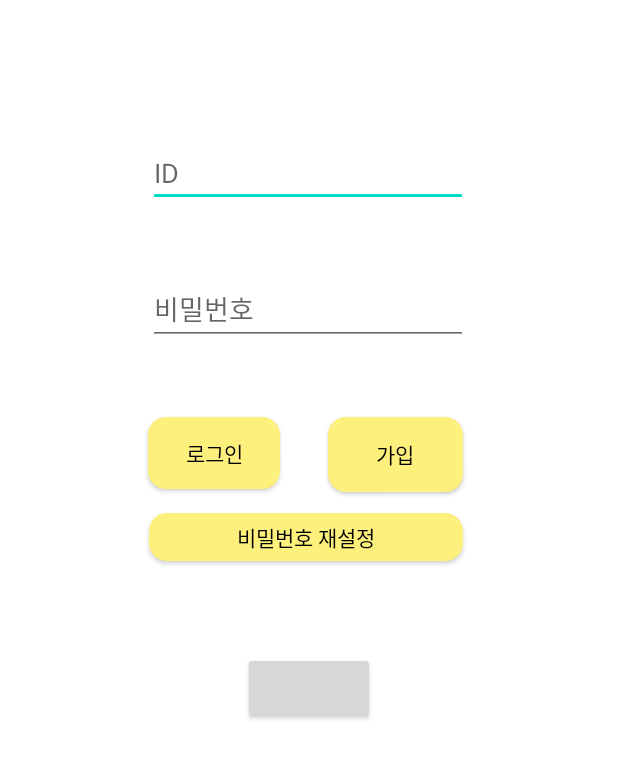
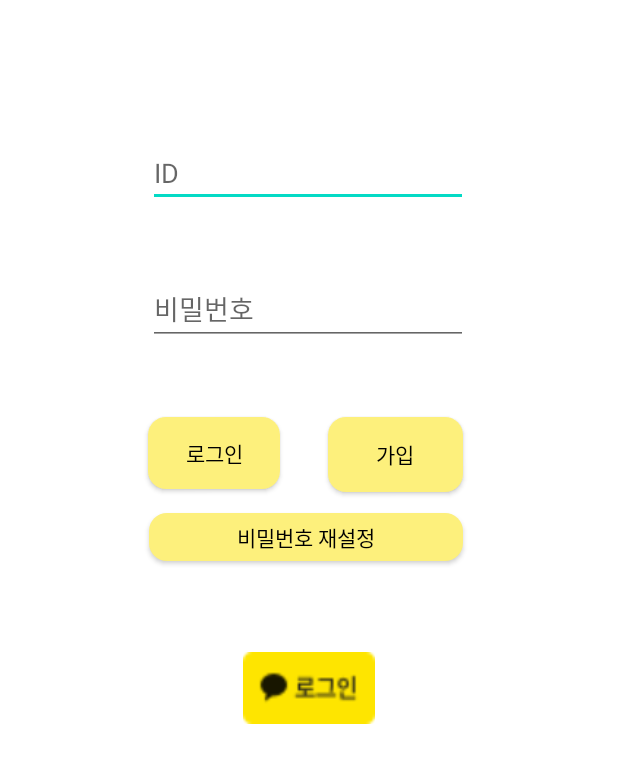
Before and after one commit to MinukLee1/Navi, an Android app: the LoginActivity screen opened directly, with no data from a screen before it, on a phone screen of 412 x 824 dp, the part 223-1006 px from its top. Run offline under Robolectric (Android 15) with nearby library versions, the phone set to English and light mode, and no system bars; our stand-ins replace Firebase (no records; nobody signed in at launch, a user with empty details on screens opened directly); libraries missing offline, so code that uses them is left out: com.kakao.auth, com.kakao.network, com.kakao.usermgmt, com.kakao.util; plain views replace LoginButton; 1 statement that could not run was skipped.

Commit message:
UI Update

```diff
--- a/app/src/main/java/com/tennessee/project_navi/MainFragment.java
+++ b/app/src/main/java/com/tennessee/project_navi/MainFragment.java
@@ -204,7 +204,7 @@ public class MainFragment extends Fragment implements MapView.MapViewEventListen
         //로그인 되어있을시 ,
         if (user != null) {
             Intent intent = new Intent(getActivity(), WritePostActivity.class);
-            intent.putExtra("my_data", place);
+           // intent.putExtra("my_data", place);
             startActivity(intent);
 
         }
--- a/app/src/main/res/layout/activity_write_post.xml
+++ b/app/src/main/res/layout/activity_write_post.xml
@@ -98,7 +98,7 @@
                     android:background = "@drawable/icondesign"
                     android:text="이미지"
                     android:textColor="#000000"
-                    app:backgroundTint="#FDF07C"
+                    app:backgroundTint="@color/com_kakao_cancel_button_background"
                     app:iconTint="#FDF07C" />
 
                 <Button
@@ -111,7 +111,7 @@
                     android:background="@drawable/icondesign"
                     android:text="비디오"
                     android:textColor="#000000"
-                    app:backgroundTint="#FDF07C"
+                    app:backgroundTint="@color/com_kakao_cancel_button_background"
                     app:iconTint="#FDF07C"/>
 
             </LinearLayout>
@@ -124,7 +124,7 @@
                 android:background="@drawable/icondesign"
                 android:text="확인"
                 android:textColor="#000000"
-                app:backgroundTint="#FDF07C"
+                app:backgroundTint="@color/com_kakao_cancel_button_background"
                 app:iconTint="#FDF07C" />
         </LinearLayout>
 
--- a/app/src/main/res/layout/feed_fragment.xml
+++ b/app/src/main/res/layout/feed_fragment.xml
@@ -26,7 +26,7 @@
         android:layout_marginBottom="19dp"
         android:clickable="true"
         android:src="@drawable/ic_add_black_24dp"
-        app:backgroundTint="@color/bg_login_button"
+        app:backgroundTint="@color/com_kakao_cancel_button_background"
         app:layout_constraintBottom_toBottomOf="parent"
         app:layout_constraintEnd_toEndOf="parent" />
 
@@ -40,7 +40,7 @@
         android:layout_marginBottom="17dp"
         android:text="피드"
         android:textColor="#000000"
-        app:backgroundTint="@color/bg_login_button"
+        app:backgroundTint="@color/com_kakao_cancel_button_background"
         app:cornerRadius="20sp" />
 
 </RelativeLayout>
--- a/app/src/main/res/layout/login_page.xml
+++ b/app/src/main/res/layout/login_page.xml
@@ -35,7 +35,7 @@
         android:background="@drawable/icondesign"
         android:text="로그인"
         android:textColor="#000000"
-        app:backgroundTint="#FDF07C"
+        app:backgroundTint="@color/com_kakao_cancel_button_background"
         app:layout_constraintStart_toStartOf="@+id/phoneNumber"
         app:layout_constraintTop_toBottomOf="@+id/phoneNumber" />
 
@@ -48,7 +48,7 @@
         android:background="@drawable/icondesign"
         android:text="비밀번호 재설정"
         android:textColor="#000000"
-        app:backgroundTint="#FDF07C"
+        app:backgroundTint="@color/com_kakao_cancel_button_background"
         app:layout_constraintEnd_toEndOf="@+id/btnJoin"
         app:layout_constraintStart_toStartOf="@+id/btnLogin"
         app:layout_constraintTop_toBottomOf="@+id/phoneNumber" />
@@ -88,9 +88,11 @@
         android:background="@drawable/icondesign"
         android:text="가입"
         android:textColor="#000000"
-        app:backgroundTint="#FDF07C"
+        app:backgroundTint="@color/com_kakao_cancel_button_background"
         app:layout_constraintStart_toEndOf="@+id/btnLogin"
         app:layout_constraintTop_toTopOf="@+id/btnLogin" />
+
+
 
     <com.kakao.usermgmt.LoginButton
         android:id="@+id/btnKakao"
@@ -98,6 +100,7 @@
         android:layout_height="wrap_content"
         android:layout_marginTop="48dp"
         android:layout_marginBottom="177dp"
+        android:background="@drawable/kakao_login_small"
         app:layout_constraintBottom_toBottomOf="parent"
         app:layout_constraintEnd_toEndOf="parent"
         app:layout_constraintStart_toStartOf="parent"
--- a/app/src/main/res/layout/mypage_fragment.xml
+++ b/app/src/main/res/layout/mypage_fragment.xml
@@ -100,7 +100,7 @@
                 android:layout_marginTop="50dp"
                 android:background="@drawable/icondesign"
                 android:textColor="#000000"
-                app:backgroundTint="#FDF07C"
+                app:backgroundTint="@color/com_kakao_cancel_button_background"
                 android:text="로그인" />
 
         </LinearLayout>
--- a/app/src/main/res/layout/userinit_page.xml
+++ b/app/src/main/res/layout/userinit_page.xml
@@ -107,9 +107,9 @@
                     android:layout_height="32dp"
                     android:layout_marginTop="20dp"
                     android:background="@drawable/icondesign"
+                    android:text="확인"
                     android:textColor="#000000"
-                    android:text="확인"
-                    app:backgroundTint="#FDF07C"
+                    app:backgroundTint="@color/com_kakao_cancel_button_background"
                     app:layout_constraintEnd_toEndOf="parent"
                     app:layout_constraintStart_toStartOf="parent"
                     app:layout_constraintTop_toBottomOf="@+id/phoneNumber" />
--- a/app/src/main/res/layout/view_toolbar.xml
+++ b/app/src/main/res/layout/view_toolbar.xml
@@ -4,8 +4,8 @@
     android:id="@+id/toolbar"
     android:layout_width="match_parent"
     android:layout_height="?attr/actionBarSize"
-    android:background="?attr/colorPrimary"
+    android:background="@color/ic_navi_background"
     android:elevation="4dp"
     android:theme="@style/AppTheme"
     app:popupTheme="@style/ThemeOverlay.AppCompat.Light"
-    app:titleTextColor="#FFFFFF" />
+    app:titleTextColor="#000000" />
--- a/app/src/main/res/values/ic_navi_background.xml
+++ b/app/src/main/res/values/ic_navi_background.xml
@@ -1,4 +1,4 @@
 <?xml version="1.0" encoding="utf-8"?>
 <resources>
-    <color name="ic_navi_background">#DCB51C</color>
+    <color name="ic_navi_background">#ffffff</color>
 </resources>
```
Also changed, not shown: app/src/main/res/layout/join_page.xml (+4 -4 lines), app/src/main/res/layout/main_page.xml (+5 -3 lines), app/src/main/res/layout/passreset_page.xml (+5 -3 lines).
